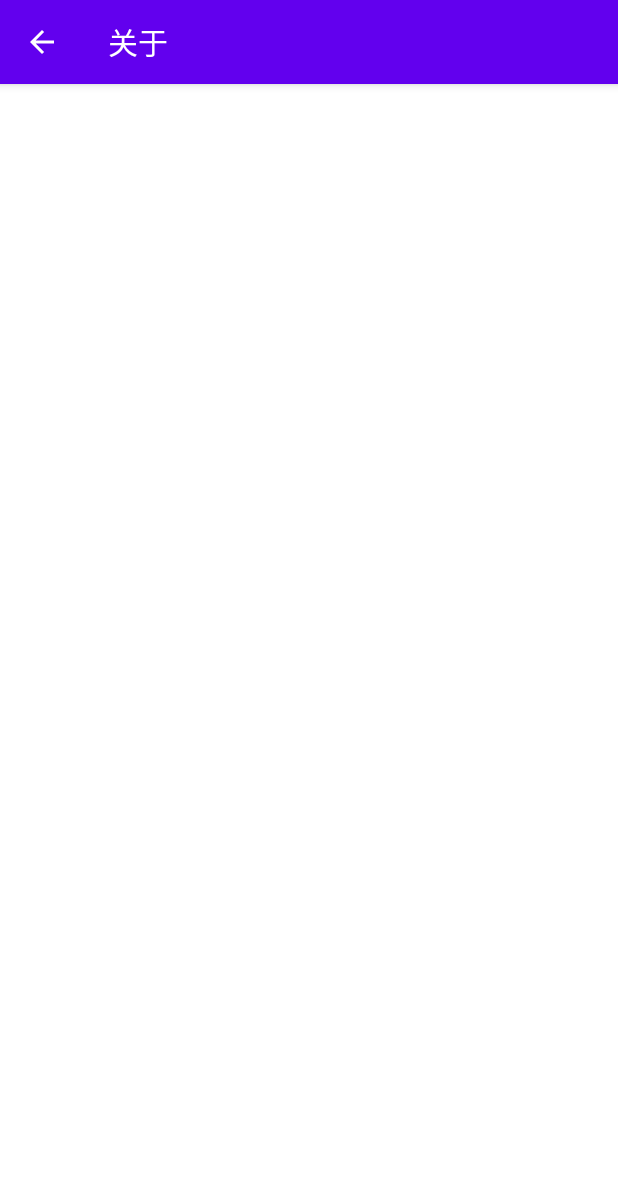
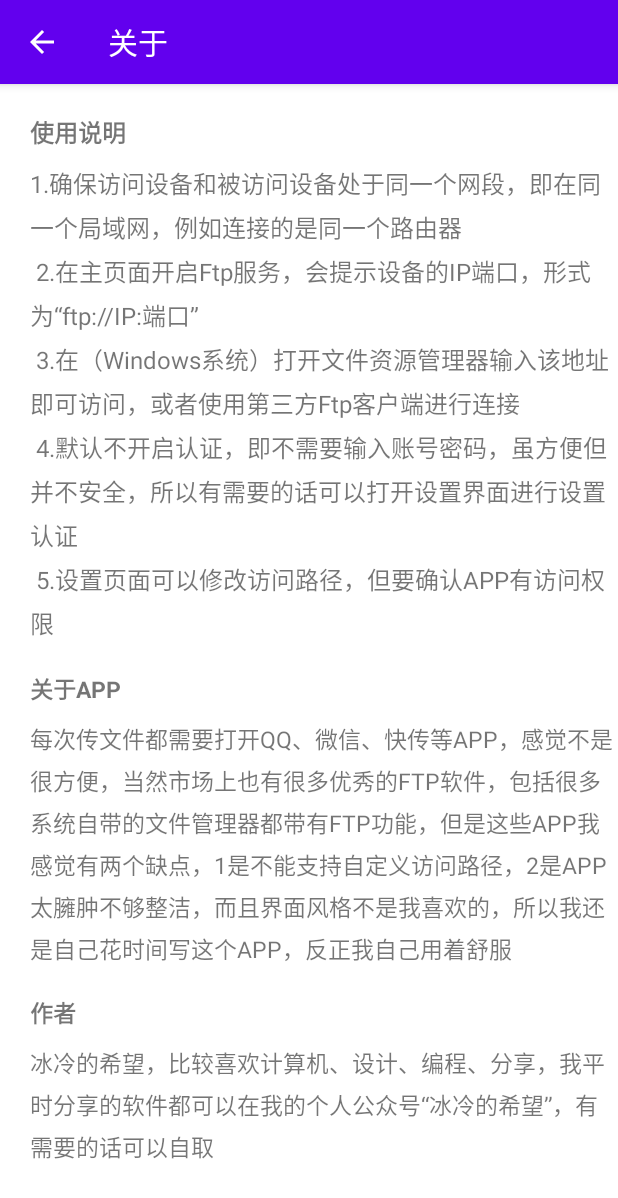
Before and after one commit to panmeibing/ftpserver, an Android app: the screen it shows after launch (AboutActivity), in the options menu, after a tap on "关于", on a phone screen of 412 x 824 dp. Shown: the top 1198 px of the screen. Run offline under Robolectric (Android 15) with nearby library versions, the phone set to English and light mode, and no system bars; libraries missing offline, so code that uses them is left out: org.apache.ftpserver.

Commit message:
增加说明

```diff
--- a/app/src/main/res/layout/activity_about.xml
+++ b/app/src/main/res/layout/activity_about.xml
@@ -1,9 +1,75 @@
 <?xml version="1.0" encoding="utf-8"?>
-<androidx.constraintlayout.widget.ConstraintLayout xmlns:android="http://schemas.android.com/apk/res/android"
-    xmlns:app="http://schemas.android.com/apk/res-auto"
+<LinearLayout xmlns:android="http://schemas.android.com/apk/res/android"
     xmlns:tools="http://schemas.android.com/tools"
     android:layout_width="match_parent"
     android:layout_height="match_parent"
-    tools:context="com.ice.icyftpserver.AboutActivity">
+    android:orientation="vertical">
 
-</androidx.constraintlayout.widget.ConstraintLayout>
+    <TextView
+        android:layout_width="match_parent"
+        android:layout_height="wrap_content"
+        android:paddingStart="20sp"
+        android:paddingTop="20sp"
+        android:text="使用说明"
+        android:textSize="16sp"
+        android:textStyle="bold"
+        tools:ignore="RtlSymmetry" />
+
+    <TextView
+        android:layout_width="match_parent"
+        android:layout_height="wrap_content"
+        android:lineSpacingExtra="5dp"
+        android:paddingTop="10dp"
+        android:paddingStart="20dp"
+        android:textIsSelectable="true"
+        android:text="1.确保访问设备和被访问设备处于同一个网段，即在同一个局域网，例如连接的是同一个路由器\n
+2.在主页面开启Ftp服务，会提示设备的IP端口，形式为“ftp://IP:端口”\n
+3.在（Windows系统）打开文件资源管理器输入该地址即可访问，或者使用第三方Ftp客户端进行连接\n
+4.默认不开启认证，即不需要输入账号密码，虽方便但并不安全，所以有需要的话可以打开设置界面进行设置认证\n
+5.设置页面可以修改访问路径，但要确认APP有访问权限"
+        android:textSize="16sp"
+        tools:ignore="RtlSymmetry" />
+
+    <TextView
+        android:layout_width="match_parent"
+        android:layout_height="wrap_content"
+        android:paddingStart="20sp"
+        android:paddingTop="20sp"
+        android:text="关于APP"
+        android:textSize="15sp"
+        android:textStyle="bold"
+        tools:ignore="RtlSymmetry" />
+
+    <TextView
+        android:layout_width="match_parent"
+        android:layout_height="wrap_content"
+        android:lineSpacingExtra="5dp"
+        android:paddingTop="10dp"
+        android:paddingStart="20dp"
+        android:textIsSelectable="true"
+        android:text="每次传文件都需要打开QQ、微信、快传等APP，感觉不是很方便，当然市场上也有很多优秀的FTP软件，包括很多系统自带的文件管理器都带有FTP功能，但是这些APP我感觉有两个缺点，1是不能支持自定义访问路径，2是APP太臃肿不够整洁，而且界面风格不是我喜欢的，所以我还是自己花时间写这个APP，反正我自己用着舒服"
+        android:textSize="15sp"
+        tools:ignore="RtlSymmetry" />
+
+    <TextView
+        android:layout_width="match_parent"
+        android:layout_height="wrap_content"
+        android:paddingStart="20sp"
+        android:paddingTop="20sp"
+        android:text="作者"
+        android:textSize="15sp"
+        android:textStyle="bold"
+        tools:ignore="RtlSymmetry" />
+
+    <TextView
+        android:layout_width="match_parent"
+        android:layout_height="wrap_content"
+        android:lineSpacingExtra="5dp"
+        android:paddingTop="10dp"
+        android:paddingStart="20dp"
+        android:textIsSelectable="true"
+        android:text="冰冷的希望，比较喜欢计算机、设计、编程、分享，我平时分享的软件都可以在我的个人公众号“冰冷的希望”，有需要的话可以自取"
+        android:textSize="15sp"
+        tools:ignore="RtlSymmetry" />
+
+</LinearLayout>
--- a/app/src/main/res/layout/activity_main.xml
+++ b/app/src/main/res/layout/activity_main.xml
@@ -29,6 +29,7 @@
         android:layout_width="wrap_content"
         android:layout_height="wrap_content"
         android:text=""
+        android:textIsSelectable="true"
         android:textColor="#555555"
         android:textSize="14sp" />
 
```
